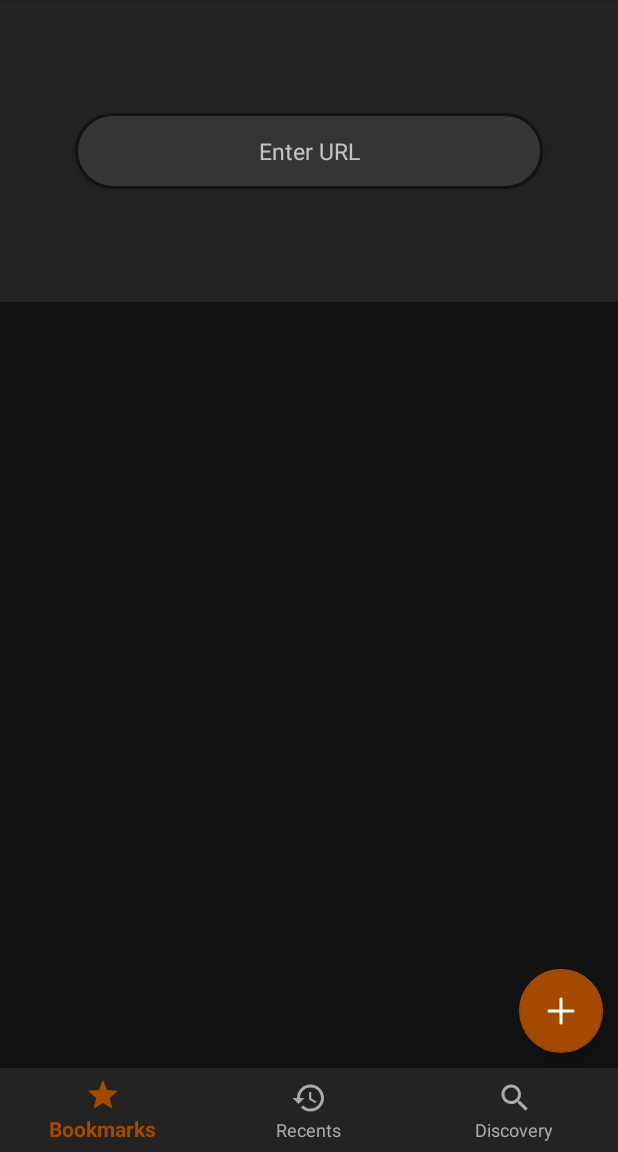
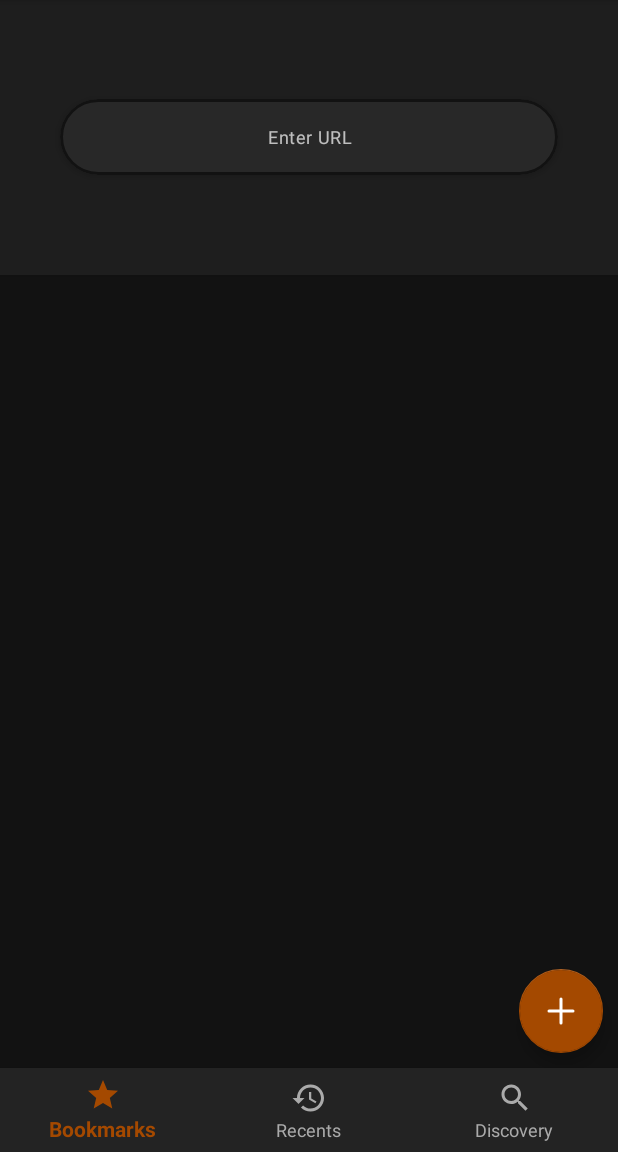
Before and after one commit to gujjwal00/avnc, an Android app: the screen it shows after launch (HomeActivity), on a phone screen of 412 x 824 dp, the part 84-1236 px from its top. Run offline under Robolectric (Android 15) with nearby library versions, the phone set to English and light mode, and no system bars; our stand-ins replace Room's generated code, data binding, navigation-ui.

Commit message:
Implemented URL box handling + related  UI cleanup

```diff
--- a/app/src/main/java/com/gaurav/avnc/ui/home/HeaderFragment.kt
+++ b/app/src/main/java/com/gaurav/avnc/ui/home/HeaderFragment.kt
@@ -15,7 +15,9 @@ import android.view.ViewGroup
 import androidx.fragment.app.Fragment
 import androidx.fragment.app.activityViewModels
 import com.gaurav.avnc.databinding.FragmentHeaderBinding
+import com.gaurav.avnc.model.VncProfile
 import com.gaurav.avnc.viewmodel.HomeViewModel
+import com.gaurav.avnc.vnc.VncUri
 
 /**
  *
@@ -38,12 +40,13 @@ class HeaderFragment : Fragment() {
     }
 
     /**
-     * Starts VNC activity for given url
+     * Starts VNC activity for given uri
      */
-    private fun startVncActivity(url: String) {
-        if (url.isBlank())
+    private fun startVncActivity(uri: String) {
+        if (uri.isBlank())
             return
 
-        TODO("Not Implemented")
+        val profile = VncProfile(VncUri(uri))
+        viewModel.startConnection(profile)
     }
 }
--- a/app/src/main/res/drawable/bg_main_header.xml
+++ /dev/null
@@ -1,15 +0,0 @@
-<?xml version="1.0" encoding="utf-8"?><!--
-  ~ Copyright (c) 2020  Gaurav Ujjwal.
-  ~
-  ~ SPDX-License-Identifier:  GPL-3.0-or-later
-  ~
-  ~ See COPYING.txt for more details.
-  -->
-
-<shape xmlns:android="http://schemas.android.com/apk/res/android">
-    <!--<gradient
-        android:angle="270"
-        android:endColor="?colorPrimary"
-        android:startColor="?colorPrimaryDark" />-->
-    <solid android:color="@color/colorPrimary" />
-</shape>
--- a/app/src/main/res/drawable/bg_quick_connect.xml
+++ /dev/null
@@ -1,17 +0,0 @@
-<?xml version="1.0" encoding="utf-8"?><!--
-  ~ Copyright (c) 2020  Gaurav Ujjwal.
-  ~
-  ~ SPDX-License-Identifier:  GPL-3.0-or-later
-  ~
-  ~ See COPYING.txt for more details.
-  -->
-
-<shape xmlns:android="http://schemas.android.com/apk/res/android"
-    android:shape="rectangle">
-    <!--TODO Extract colors to theme-->
-    <solid android:color="#353535" />
-    <corners android:radius="30dp" />
-    <stroke
-        android:width="2dp"
-        android:color="@color/colorPrimaryDark" />
-</shape>
--- a/app/src/main/res/layout/fragment_header.xml
+++ b/app/src/main/res/layout/fragment_header.xml
@@ -16,12 +16,12 @@
             type="com.gaurav.avnc.viewmodel.HomeViewModel" />
     </data>
 
-    <FrameLayout
+    <com.google.android.material.card.MaterialCardView
         android:layout_width="match_parent"
         android:layout_height="wrap_content"
-        android:background="@drawable/bg_main_header"
-        android:elevation="5dp"
-        android:padding="@dimen/padding_normal">
+        android:padding="@dimen/padding_normal"
+        app:cardCornerRadius="0dp"
+        app:cardElevation="1dp">
 
         <!-- <TextView
              android:layout_width="wrap_content"
@@ -40,16 +40,18 @@
              android:tint="#fff"/>-->
 
 
-        <FrameLayout
+        <com.google.android.material.card.MaterialCardView
             android:layout_width="match_parent"
             android:layout_height="wrap_content"
             android:layout_gravity="center"
             android:layout_margin="40dp"
-            android:background="@drawable/bg_quick_connect"
-            android:elevation="5dp"
             android:focusable="true"
             android:focusableInTouchMode="true"
-            android:padding="5dp">
+            app:cardCornerRadius="30dp"
+            app:cardElevation="3dp"
+            app:contentPadding="@dimen/padding_small"
+            app:strokeColor="?attr/colorPrimaryDark"
+            app:strokeWidth="2dp">
 
             <EditText
                 android:id="@+id/urlBox"
@@ -63,8 +65,8 @@
                 android:importantForAutofill="no"
                 android:inputType="textUri"
                 android:text="@={viewModel.serverUrl}"
-                android:textSize="15sp" />
-
+                android:textAppearance="@style/TextAppearance.MaterialComponents.Caption" />
+            <!--
             <ImageButton
                 android:layout_width="wrap_content"
                 android:layout_height="wrap_content"
@@ -73,8 +75,8 @@
                 android:contentDescription="@string/desc_connect_btn"
                 android:padding="@dimen/padding_small"
                 android:src="@drawable/ic_forward"
-                android:tint="@color/colorAccent"
-                app:isVisible='@{!viewModel.serverUrl.equals("")}' />
-        </FrameLayout>
-    </FrameLayout>
+                android:tint="?attr/colorSecondary"
+                app:isVisible='@{!viewModel.serverUrl.equals("")}' />-->
+        </com.google.android.material.card.MaterialCardView>
+    </com.google.android.material.card.MaterialCardView>
 </layout>
```
